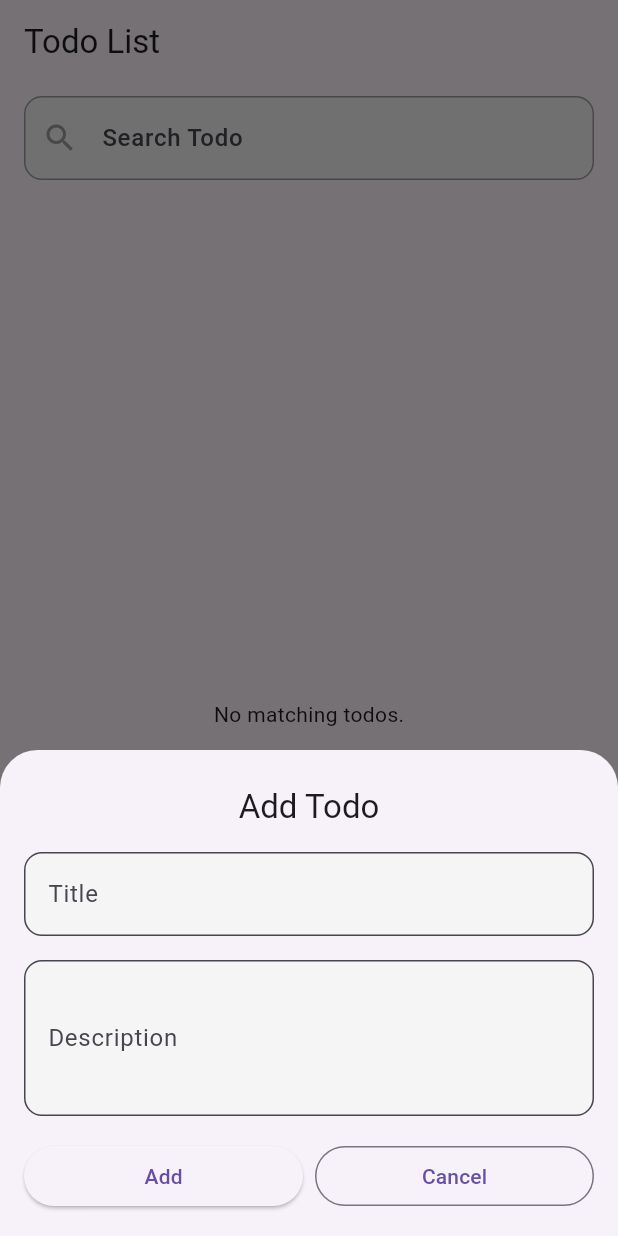
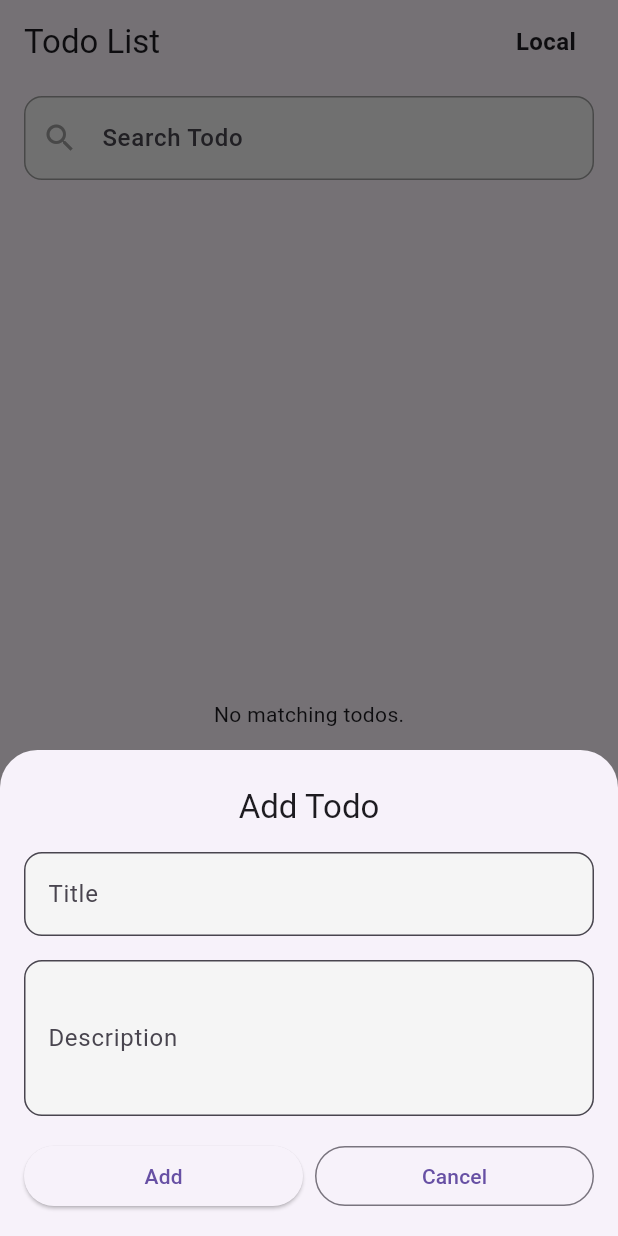
Before and after one commit to yared098/flutter-socketio-todo-app-, a Flutter app: the screen it shows after launch, after a tap on the "add" icon, on a phone screen of 412 x 824 dp. Run offline on Flutter 3.47's test engine with Material 3 defaults, Android fonts, the phone set to English and light mode, and no system bars; our stand-ins replace flutter_bloc, socket_io_client; network calls fail.

Commit message:
Add broadcast message on todo add, update, and delete actions; display data source (Socket or Local)

```diff
--- a/frontend/lib/data/datasources/todo_socket_datasource.dart
+++ b/frontend/lib/data/datasources/todo_socket_datasource.dart
@@ -10,12 +10,14 @@ abstract class TodoSocketDataSource {
   void updateTodo(Todo todo);
   void deleteTodo(String id);
 
+
   Future<List<Todo>> getTodos(); // <-- Added here
    bool get isConnected; // <-- Add this line
 
   Stream<Todo> get onTodoAdded;
   Stream<Todo> get onTodoUpdated;
   Stream<String> get onTodoDeleted;
+
 }
 
 class TodoSocketDataSourceImpl implements TodoSocketDataSource {
@@ -33,7 +35,7 @@ class TodoSocketDataSourceImpl implements TodoSocketDataSource {
 
   @override
   void connect() {
-    _socket = IO.io('http://127.0.0.0:3000', <String, dynamic>{
+    _socket = IO.io('http://127.0.0.0:3002', <String, dynamic>{
       'transports': ['websocket'],
       'autoConnect': false,
     });
--- a/frontend/lib/data/models/todo_model.dart
+++ b/frontend/lib/data/models/todo_model.dart
@@ -11,7 +11,7 @@ class Todo {
     required this.isCompleted,
   });
 
-  // Deserialize from JSON
+
   factory Todo.fromJson(Map<String, dynamic> json) {
     return Todo(
       id: json['id'] as String,
@@ -21,7 +21,7 @@ class Todo {
     );
   }
 
-  // Serialize to JSON
+
   Map<String, dynamic> toJson() {
     return {
       'id': id,
--- a/frontend/lib/data/repositories/todo_repository_impl.dart
+++ b/frontend/lib/data/repositories/todo_repository_impl.dart
@@ -1,25 +1,4 @@
 
-// import 'package:arifpay/data/datasources/local_todo_datasource.dart';
-// import 'package:arifpay/data/models/todo_model.dart';
-// import 'package:arifpay/domain/repositories/todo_repository.dart';
-
-// class TodoRepositoryImpl implements TodoRepository {
-//   final LocalTodoDataSource localDataSource;
-
-//   TodoRepositoryImpl(this.localDataSource);
-
-//   @override
-//   Future<void> addTodo(Todo todo) => localDataSource.addTodo(todo);
-
-//   @override
-//   Future<void> deleteTodo(String id) => localDataSource.deleteTodo(id);
-
-//   @override
-//   Future<List<Todo>> getTodos() => localDataSource.getTodos();
-
-//   @override
-//   Future<void> updateTodo(Todo todo) => localDataSource.updateTodo(todo);
-// }
 import 'package:arifpay/data/datasources/local_todo_datasource.dart';
 import 'package:arifpay/data/datasources/todo_socket_datasource.dart';
 import 'package:arifpay/data/models/todo_model.dart';
@@ -35,6 +14,10 @@ class TodoRepositoryImpl implements TodoRepository {
   }) {
     socketDataSource.connect();
   }
+
+  Stream<Todo> get onTodoAdded => socketDataSource.onTodoAdded;
+  Stream<Todo> get onTodoUpdated => socketDataSource.onTodoUpdated;
+  Stream<String> get onTodoDeleted => socketDataSource.onTodoDeleted;
 
   bool get _socketActive => socketDataSource.isConnected;
 
@@ -73,6 +56,14 @@ class TodoRepositoryImpl implements TodoRepository {
       return await localDataSource.getTodos();
     }
   }
+  @override
+  Future<int> getCount() async {
+    if (_socketActive) {
+      return await socketDataSource.getTodos().then((todos) => todos.length);
+    } else {
+      return await localDataSource.getTodos().then((todos) => todos.length);
+    }
+  }
 
 
 }
--- a/frontend/lib/main.dart
+++ b/frontend/lib/main.dart
@@ -15,17 +15,24 @@ import 'package:flutter_bloc/flutter_bloc.dart';
 void main() {
   final localDataSource = LocalTodoDataSource();
   final socketDataSource = TodoSocketDataSourceImpl();
-final repository = TodoRepositoryImpl(localDataSource: localDataSource, socketDataSource: socketDataSource);
+  final repository = TodoRepositoryImpl(
+    localDataSource: localDataSource,
+    socketDataSource: socketDataSource,
+  );
 
-
-  runApp(MyApp(
+  runApp(
+    RepositoryProvider<TodoRepositoryImpl>(
+      create: (_) => repository,
+      child: MyApp(
         todoBloc: TodoBloc(
           getTodos: GetTodos(repository),
           addTodo: AddTodo(repository),
           updateTodo: UpdateTodo(repository),
           deleteTodo: DeleteTodo(repository),
         ),
-  ));
+      ),
+    ),
+  );
 }
 
 class MyApp extends StatelessWidget {
--- a/frontend/lib/presentation/pages/todo_page.dart
+++ b/frontend/lib/presentation/pages/todo_page.dart
@@ -1,4 +1,7 @@
+import 'dart:async';
+
 import 'package:arifpay/data/models/todo_model.dart';
+import 'package:arifpay/data/repositories/todo_repository_impl.dart';
 import 'package:arifpay/presentation/bloc/todo_bloc.dart';
 import 'package:arifpay/presentation/bloc/todo_event.dart';
 import 'package:arifpay/presentation/bloc/todo_state.dart';
@@ -22,6 +25,12 @@ class _TodoPageState extends State<TodoPage> {
   final _descriptionController = TextEditingController();
   String? editingId;
   String _searchQuery = '';
+  int _counttodos = 0;
+  String _datasource = "";
+
+  late final StreamSubscription<Todo> _addedSub;
+  late final StreamSubscription<Todo> _updatedSub;
+  late final StreamSubscription<String> _deletedSub;
 
   @override
   void initState() {
@@ -32,7 +41,71 @@ class _TodoPageState extends State<TodoPage> {
       });
     });
     // for socket initi
+    final repo = context.read<TodoRepositoryImpl>();
+    final isSocket = repo.socketDataSource.isConnected;
+
+    if (isSocket) {
+      _datasource = "Socket";
+    } else {
+      _datasource = "Local";
+    }
+
+    loadCount(repo);
+
+    _addedSub = repo.onTodoAdded.listen((todo) {
+      _showInfo("${todo.title} was added by someone else");
+      context.read<TodoBloc>().add(LoadTodos());
+      loadCount(repo);
+    });
+
+    _updatedSub = repo.onTodoUpdated.listen((todo) {
+      _showInfo("${todo.title} was updated by someone else");
+      context.read<TodoBloc>().add(LoadTodos());
+      loadCount(repo);
+    });
+
+    _deletedSub = repo.onTodoDeleted.listen((id) {
+      _showInfo("A todo was deleted by someone else");
+      context.read<TodoBloc>().add(LoadTodos());
+      loadCount(repo);
+    });
+
+    context.read<TodoBloc>().add(LoadTodos());
   }
+
+  Future<void> loadCount(repo) async {
+    int count = await repo.getCount();
+    setState(() {
+      _counttodos = count;
+    });
+  }
+
+  void _showInfo(String message) {
+  ScaffoldMessenger.of(context).showSnackBar(
+    SnackBar(
+      behavior: SnackBarBehavior.floating,
+      backgroundColor: Colors.blueGrey[900],
+      shape: RoundedRectangleBorder(
+        borderRadius: BorderRadius.circular(16),
+      ),
+      margin: const EdgeInsets.all(16),
+      duration: const Duration(seconds: 3),
+      content: Row(
+        children: [
+          const Icon(Icons.info_outline, color: Colors.white70),
+          const SizedBox(width: 12),
+          Expanded(
+            child: Text(
+              message,
+              style: const TextStyle(color: Colors.white, fontSize: 15),
+            ),
+          ),
+        ],
+      ),
+    ),
+  );
+}
+
 
   void _toggleForm([Todo? todo]) {
     if (todo != null) {
@@ -101,9 +174,69 @@ class _TodoPageState extends State<TodoPage> {
   }
 
   @override
+  void dispose() {
+    _addedSub.cancel();
+    _updatedSub.cancel();
+    _deletedSub.cancel();
+    _searchController.dispose();
+    _titleController.dispose();
+    _descriptionController.dispose();
+    super.dispose();
+  }
+
+  @override
   Widget build(BuildContext context) {
     return Scaffold(
-      appBar: AppBar(title: const Text('Todo List')),
+      appBar: AppBar(
+        title: const Text('Todo List'),
+        actions: [
+          Padding(
+            padding: const EdgeInsets.symmetric(horizontal: 12, vertical: 8),
+            child: Row(
+              mainAxisSize: MainAxisSize.min,
+              children: [
+                Text(
+                  _datasource,
+                  style: const TextStyle(
+                    fontSize: 16,
+                    fontWeight: FontWeight.bold,
+                  ),
+                ),
+                const SizedBox(width: 16),
+
+                if (_datasource == "Socket") ...[
+                  // User count inside a CircleAvatar
+                  CircleAvatar(
+                    radius: 16,
+                    backgroundColor: Colors.blueAccent,
+                    child: Text(
+                      '$_counttodos',
+                      style: const TextStyle(
+                        fontWeight: FontWeight.bold,
+                        fontSize: 14,
+                        color: Colors.white,
+                      ),
+                    ),
+                  ),
+                  const SizedBox(width: 16),
+
+                  // Online status icon inside CircleAvatar
+                  const CircleAvatar(
+                    radius: 16,
+                    backgroundColor: Colors.green,
+                    child: Icon(
+                      Icons.online_prediction,
+                      size: 20,
+                      color: Colors.white,
+                    ),
+                  ),
+                ],
+              ],
+            ),
+          ),
+        ],
+      ),
+
       body: Row(
         children: [
           Expanded(
@@ -226,7 +359,6 @@ class _TodoPageState extends State<TodoPage> {
               ],
             ),
           ),
-
         ],
       ),
 
```
Also changed, not shown: 1 other file. Lines whose indentation alone changed are shown as unchanged.
